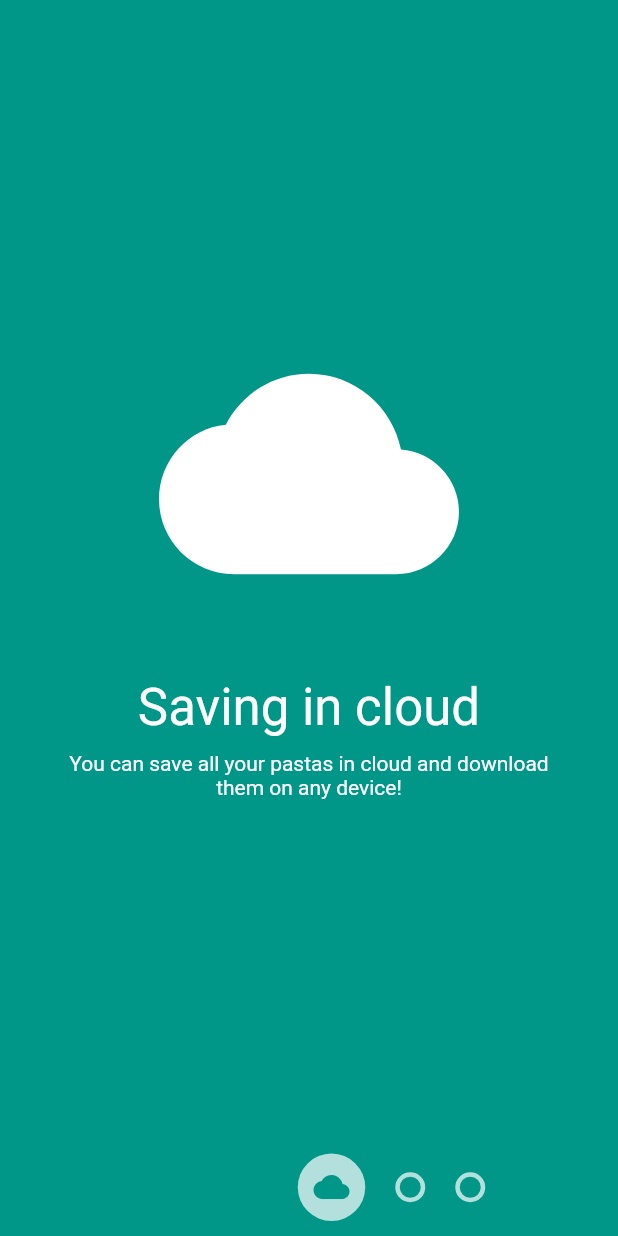
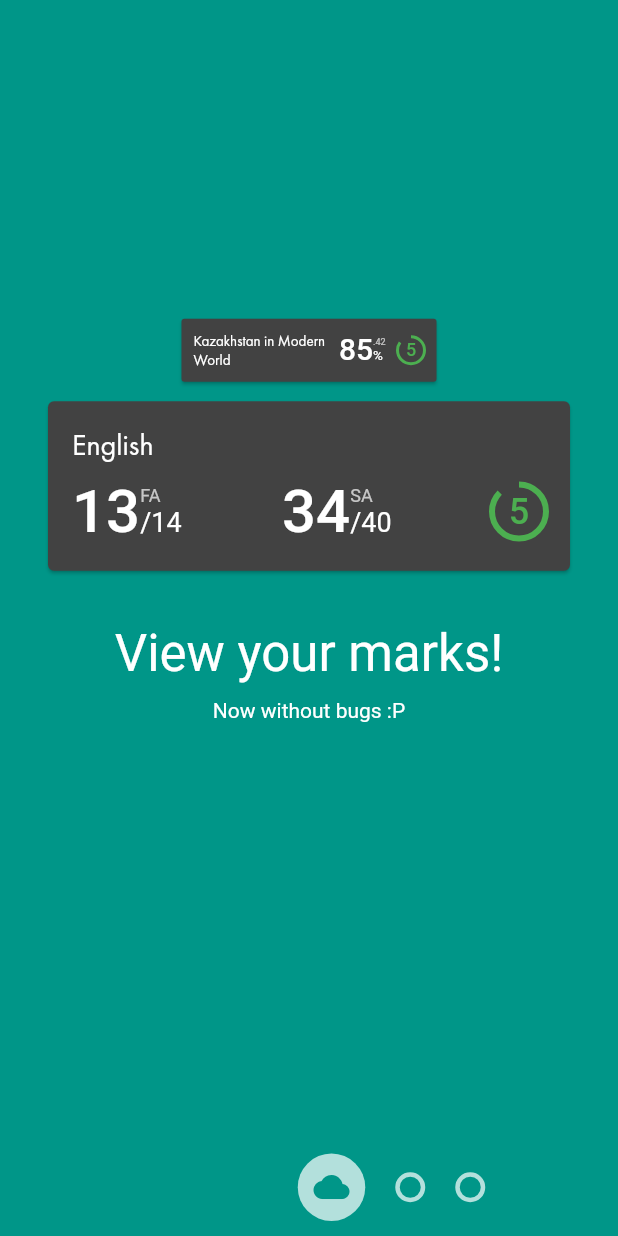
Before and after one commit to kekland/enis-app, a Flutter app: the OnboardingPage screen opened by its route, on a phone screen of 412 x 824 dp. Run offline on Flutter 3.47's test engine with Material 2 defaults, Android fonts, the phone set to English and light mode, and no system bars; our stand-ins replace cookie_jar, dio, dynamic_theme, fluro, shared_preferences; accounts and stored records are empty; statements that could not run were skipped.

Commit message:
Little bug in grade calculation fixed, onboarding in process

```diff
--- a/lib/classes/grade.dart
+++ b/lib/classes/grade.dart
@@ -44,33 +44,33 @@ class Grade {
     //64.92
     //->65
     if (diary == Diary.imko) {
-      if (percentage > 0.9)
+      if (percentage >= 0.9)
         return APlus;
-      else if (percentage > 0.8)
+      else if (percentage >= 0.8)
         return A;
-      else if (percentage > 0.7)
+      else if (percentage >= 0.7)
         return B;
-      else if (percentage > 0.6)
+      else if (percentage >= 0.6)
         return C;
-      else if (percentage > 0.5)
+      else if (percentage >= 0.5)
         return D;
-      else if (percentage > 0.4)
+      else if (percentage >= 0.4)
         return E;
       else
         return F;
     } else {
       percentage = (percentage * 100.0).roundToDouble() / 100.0;
-      if (percentage > 0.9)
+      if (percentage >= 0.9)
         return APlus;
-      else if (percentage > 0.85)
+      else if (percentage >= 0.85)
         return A;
-      else if (percentage > 0.7)
+      else if (percentage >= 0.7)
         return B;
-      else if (percentage > 0.65)
+      else if (percentage >= 0.65)
         return C;
-      else if (percentage > 0.5)
+      else if (percentage >= 0.5)
         return D;
-      else if (percentage > 0.4)
+      else if (percentage >= 0.4)
         return E;
       else
         return F;
--- a/lib/main.dart
+++ b/lib/main.dart
@@ -60,7 +60,7 @@ class MyAppState extends State<MyApp> {
         return new MaterialApp(
           title: 'eNIS',
           theme: theme,
-          home: new LoginPage(),
+          home: new OnboardingPage(),
           onGenerateRoute: Global.router.generator,
           routes: {
             '/onboarding': (BuildContext context) => new OnboardingPage(),
--- a/lib/pages/onboarding_page.dart
+++ b/lib/pages/onboarding_page.dart
@@ -1,5 +1,10 @@
 import 'dart:async';
 
+import 'package:enis_new/api/imko/imko_data.dart';
+import 'package:enis_new/api/jko/jko_data.dart';
+import 'package:enis_new/classes/assessment.dart';
+import 'package:enis_new/widgets/imko/imko_subject_widget.dart';
+import 'package:enis_new/widgets/jko/jko_subject_widget.dart';
 import 'package:enis_new/widgets/onboarding/page.dart';
 import 'package:enis_new/widgets/onboarding/page_dragger.dart';
 import 'package:enis_new/widgets/onboarding/pager_indicator.dart';
@@ -9,21 +14,81 @@ import 'package:flutter/material.dart';
 final pages = [
   new PageViewModel(
     color: Colors.teal,
-    heroIcon: Icons.cloud,
-    title: 'Saving in cloud',
-    body: 'You can save all your pastas in cloud and download them on any device!',
+    hero: new Stack(
+      children: <Widget>[
+        new Transform(
+          transform: new Matrix4.translationValues(0.0, -80.0, 0.0),
+          child: new ScaleTransition(
+            scale: AlwaysStoppedAnimation(0.5),
+            child: JKOSubjectWidget(
+              tappable: false,
+              destroy: false,
+              viewModel: JKOSubjectViewModel(
+                subject: new JKOSubject.createNew(
+                  id: '0',
+                  diaryId: '0',
+                  name: 'Kazakhstan in Modern World',
+                  quarter: 1,
+                  grade: 'A',
+                  points: 0.8542,
+                  evaluations: null,
+                ),
+              ),
+            ),
+          ),
+        ),
+        IMKOSubjectWidget(
+          tappable: false,
+          destroy: false,
+          viewModel: IMKOSubjectViewModel(
+            subject: new IMKOSubject.createNew(
+              id: 0,
+              name: 'English',
+              formative: Assessment(current: 13, maximum: 14),
+              summative: Assessment(current: 34, maximum: 40),
+              quarter: 1,
+              grade: 'A',
+            ),
+          ),
+        ),
+      ],
+    ),
+    title: 'View your marks!',
+    body: 'Now without bugs :P',
     pagerIcon: Icons.cloud,
   ),
   new PageViewModel(
     color: Colors.lightBlue,
-    heroIcon: Icons.image,
+    hero: IMKOSubjectWidget(
+      viewModel: IMKOSubjectViewModel(
+        subject: new IMKOSubject.createNew(
+          id: 0,
+          name: 'English',
+          formative: Assessment(current: 13, maximum: 14),
+          summative: Assessment(current: 34, maximum: 40),
+          quarter: 1,
+          grade: 'A',
+        ),
+      ),
+    ),
     title: 'Images',
     body: 'You can also attach images into your pastas!',
     pagerIcon: Icons.image,
   ),
   new PageViewModel(
     color: Colors.lime,
-    heroIcon: Icons.share,
+    hero: IMKOSubjectWidget(
+      viewModel: IMKOSubjectViewModel(
+        subject: new IMKOSubject.createNew(
+          id: 0,
+          name: 'English',
+          formative: Assessment(current: 13, maximum: 14),
+          summative: Assessment(current: 34, maximum: 40),
+          quarter: 1,
+          grade: 'A',
+        ),
+      ),
+    ),
     title: 'Sharing',
     body: 'You can share your pastas with your friends, coworker, or even with your cat!',
     pagerIcon: Icons.share,
@@ -63,7 +128,7 @@ class OnboardingPageState extends State<OnboardingPage> with TickerProviderState
           }
           nextPageIndex.clamp(0, pages.length - 1);
         } else if (event.updateType == UpdateType.doneDragging) {
-          if (slidePercent > 0.5) {
+          if (slidePercent > 0.5 || event.tapped) {
             dragger = new AnimatedPageDragger(
               slideDirection: slideDirection,
               slidePercent: slidePercent,
--- a/lib/widgets/onboarding/page.dart
+++ b/lib/widgets/onboarding/page.dart
@@ -2,12 +2,12 @@ import 'package:flutter/material.dart';
 
 class PageViewModel {
   final Color color;
-  final IconData heroIcon;
+  final Widget hero;
   final String title;
   final String body;
   final IconData pagerIcon;
 
-  PageViewModel({this.color, this.heroIcon, this.title, this.body, this.pagerIcon});
+  PageViewModel({this.color, this.hero, this.title, this.body, this.pagerIcon});
 }
 
 class Page extends StatelessWidget {
@@ -31,11 +31,7 @@ class Page extends StatelessWidget {
               transform: new Matrix4.translationValues(0.0, 50.0 * (1.0 - percentVisible), 0.0),
               child: Padding(
                 padding: EdgeInsets.only(bottom: 25.0),
-                child: Icon(
-                  viewModel.heroIcon,
-                  size: 200.0,
-                  color: Colors.white,
-                ),
+                child: viewModel.hero,
               ),
             ),
             Transform(
--- a/lib/widgets/onboarding/page_dragger.dart
+++ b/lib/widgets/onboarding/page_dragger.dart
@@ -43,14 +43,23 @@ class _PageDraggerState extends State<PageDragger> {
       } else {
         slidePercent = 0.0;
       }
-      widget.slideUpdateStream.add(new SlideUpdate(UpdateType.dragging, slideDirection, slidePercent));
+      widget.slideUpdateStream.add(new SlideUpdate(UpdateType.dragging, slideDirection, slidePercent, false));
 
       //print("Dragging $slideDirection at $slidePercent%");
     }
   }
 
   onDragEnd(DragEndDetails details) {
-    widget.slideUpdateStream.add(new SlideUpdate(UpdateType.doneDragging, SlideDirection.none, 0.0));
+    widget.slideUpdateStream.add(new SlideUpdate(UpdateType.doneDragging, SlideDirection.none, 0.0, false));
+    dragStart = null;
+  }
+
+  onTap() {
+    if (widget.canDragRightToLeft) {
+      widget.slideUpdateStream.add(new SlideUpdate(UpdateType.dragging, SlideDirection.rightToLeft, 0.0, false));
+
+      widget.slideUpdateStream.add(new SlideUpdate(UpdateType.doneDragging, SlideDirection.none, 0.0, true));
+    }
     dragStart = null;
   }
 
@@ -60,6 +69,7 @@ class _PageDraggerState extends State<PageDragger> {
       onHorizontalDragStart: onDragStart,
       onHorizontalDragUpdate: onDragUpdate,
       onHorizontalDragEnd: onDragEnd,
+      onTap: onTap,
     );
   }
 }
@@ -106,6 +116,7 @@ class AnimatedPageDragger {
           UpdateType.animating,
           slideDirection,
           slidePercent,
+          false,
         ));
       })
       ..addStatusListener((AnimationStatus status) {
@@ -114,6 +125,7 @@ class AnimatedPageDragger {
             UpdateType.doneAnimating,
             slideDirection,
             endSlidePercent,
+            false,
           ));
         }
       });
@@ -144,6 +156,7 @@ class SlideUpdate {
   final slideDirection;
   final slidePercent;
   final updateType;
+  final tapped;
 
-  SlideUpdate(this.updateType, this.slideDirection, this.slidePercent);
+  SlideUpdate(this.updateType, this.slideDirection, this.slidePercent, this.tapped);
 }
```
